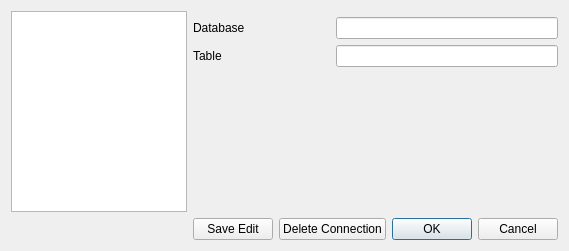
First picture: the form in ui/connections.ui, repository AeroNotix/freepoint, before the edit.
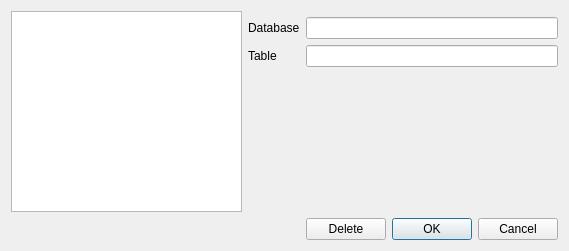
Second picture: the form after the edit. Icons and pictures are not drawn.

Commit message: Started work on the ManageConnections dialog

Diff of the .ui file:
```diff
--- a/ui/connections.ui
+++ b/ui/connections.ui
@@ -57,20 +57,6 @@
    <item row="2" column="3" colspan="2">
     <widget class="QLineEdit" name="txt_table"/>
    </item>
-   <item row="4" column="2" colspan="2">
-    <widget class="QPushButton" name="btn_deleteRow">
-     <property name="text">
-      <string>Delete Connection</string>
-     </property>
-    </widget>
-   </item>
-   <item row="4" column="1">
-    <widget class="QPushButton" name="btn_editRow">
-     <property name="text">
-      <string>Save Edit</string>
-     </property>
-    </widget>
-   </item>
    <item row="3" column="3">
     <spacer name="verticalSpacer">
      <property name="orientation">
@@ -84,6 +70,17 @@
      </property>
     </spacer>
    </item>
+   <item row="4" column="3">
+    <widget class="QPushButton" name="btn_deleteRow">
+     <property name="text">
+      <string>Delete</string>
+     </property>
+     <property name="icon">
+      <iconset resource="../resources/resource.qrc">
+       <normaloff>:/edit-delete</normaloff>:/edit-delete</iconset>
+     </property>
+    </widget>
+   </item>
   </layout>
  </widget>
  <resources>
```
Left out of the diff: 28 changed lines with no effect on the pictures. The commit also changes 5 other files.
